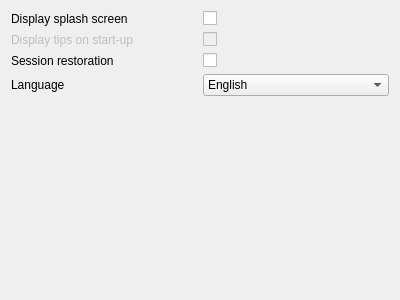
The window that IDE/GUI/dialogs/interfacecfg/interfacecfg_idegeneral.ui (AbyssAbbeba/MDS-picoblaze-AVR-ide) describes before a commit, drawn with Qt 5.
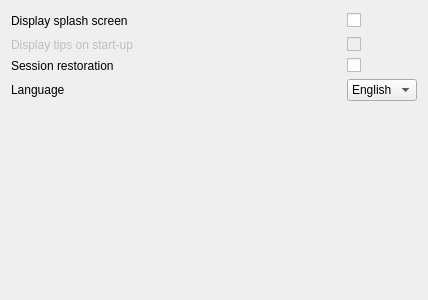
The same window after the commit.

Diff of the .ui file:
```diff
--- a/IDE/GUI/dialogs/interfacecfg/interfacecfg_idegeneral.ui
+++ b/IDE/GUI/dialogs/interfacecfg/interfacecfg_idegeneral.ui
@@ -6,7 +6,7 @@
    <rect>
     <x>0</x>
     <y>0</y>
-    <width>400</width>
+    <width>428</width>
     <height>300</height>
    </rect>
   </property>
@@ -24,7 +24,7 @@
      </property>
     </widget>
    </item>
-   <item row="1" column="1">
+   <item row="1" column="2">
     <widget class="QCheckBox" name="chckTips">
      <property name="enabled">
       <bool>false</bool>
@@ -44,7 +44,7 @@
      </property>
     </widget>
    </item>
-   <item row="0" column="1">
+   <item row="0" column="2">
     <widget class="QCheckBox" name="chckSplash">
      <property name="enabled">
       <bool>true</bool>
@@ -57,7 +57,7 @@
      </property>
     </widget>
    </item>
-   <item row="2" column="1">
+   <item row="2" column="2">
     <widget class="QCheckBox" name="chckSession">
      <property name="text">
       <string/>
@@ -71,7 +71,7 @@
      </property>
     </widget>
    </item>
-   <item row="3" column="1">
+   <item row="3" column="2">
     <widget class="QComboBox" name="cmbLanguage">
      <item>
       <property name="text">
@@ -87,7 +87,7 @@
      </property>
     </widget>
    </item>
-   <item row="4" column="0" colspan="2">
+   <item row="4" column="0" colspan="3">
     <spacer name="verticalSpacer">
      <property name="orientation">
       <enum>Qt::Vertical</enum>
@@ -100,6 +100,19 @@
      </property>
     </spacer>
    </item>
+   <item row="0" column="1">
+    <spacer name="horizontalSpacer">
+     <property name="orientation">
+      <enum>Qt::Horizontal</enum>
+     </property>
+     <property name="sizeHint" stdset="0">
+      <size>
+       <width>40</width>
+       <height>20</height>
+      </size>
+     </property>
+    </spacer>
+   </item>
   </layout>
  </widget>
  <resources/>
```
